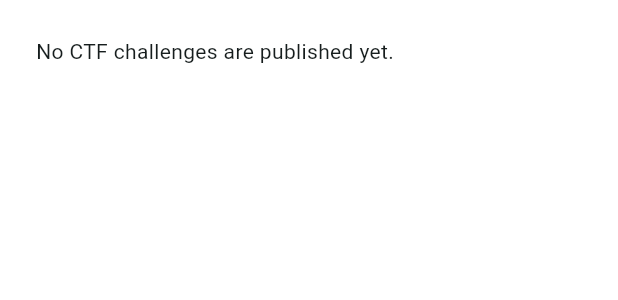
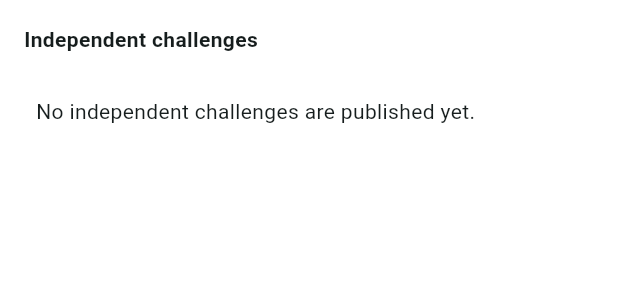
Before and after one commit to gombi-pro-s/BADGRYX, a Flutter app: the CtfListScreen widget shown alone on an empty page, opened directly, on a phone screen of 412 x 824 dp. Shown: the top 300 px of the screen. Run offline on Flutter 3.47's test engine with Material 3 defaults, Android fonts, the phone set to English and light mode, and no system bars; our stand-ins replace file_picker, supabase_flutter; accounts and stored records are empty; network calls fail.

Commit message:
Build CTF Events/leaderboard screen on mobile
Closes the gap surfaced while auditing dynamic CTF scoring's mobile
parity: mobile's /ctf equivalent had only ever been the flat challenge
list, with no event grouping, countdown, or leaderboard screen --
web's whole Arena/mission UI (ADR 0021) had no mobile counterpart.

New lib/ctf/ctf_event.dart ports lib/ctf/event-status.ts's
ctfEventStatus() and event-status-banner.tsx's formatDuration()
exactly, including its day/hour-zero quirk. ctf_list_screen.dart now
fetches published events alongside challenges, grouping independent
challenges separately. New ctf_event_detail_screen.dart shows the
event's own challenges, the real ctf_event_leaderboard() aggregate
with the signed-in user's row highlighted, and a ticking status
banner. Plain RLS-scoped Postgrest/RPC throughout, no Route Handler.

+11 flutter tests (213 total, was 202); flutter analyze clean; flutter
build web succeeds both configs. No named mobile-vs-web gap remains
anywhere in this app's CTF coverage. See ADR 0063.

Co-Authored-By: Claude Sonnet 5 <noreply@anthropic.com>
Claude-Session: https://claude.ai/code/session_01KpkBWTn7uNwqhG9vpeKAKq

```diff
--- a/mobile/app/lib/ctf/ctf_challenge.dart
+++ b/mobile/app/lib/ctf/ctf_challenge.dart
@@ -7,6 +7,7 @@ class CtfChallenge {
     required this.difficulty,
     required this.points,
     required this.currentPoints,
+    required this.eventId,
   });
 
   final String id;
@@ -15,6 +16,10 @@ class CtfChallenge {
   final String category;
   final String difficulty;
   final int points;
+
+  /// Null for an independent challenge -- mirrors `/ctf/page.tsx`'s own
+  /// `independentChallenges = challenges.filter((c) => !c.event_id)`.
+  final String? eventId;
 
   /// What solving this challenge RIGHT NOW would award -- equals [points]
   /// for a static-scoring event or an independent challenge, decays
@@ -33,6 +38,7 @@ class CtfChallenge {
       difficulty: row['difficulty'] as String,
       points: row['points'] as int,
       currentPoints: row['current_points'] as int,
+      eventId: row['event_id'] as String?,
     );
   }
 }
--- a/mobile/app/lib/ctf/ctf_list_screen.dart
+++ b/mobile/app/lib/ctf/ctf_list_screen.dart
@@ -2,6 +2,8 @@ import 'package:flutter/material.dart';
 import 'package:supabase_flutter/supabase_flutter.dart';
 import 'ctf_challenge.dart';
 import 'ctf_detail_screen.dart';
+import 'ctf_event.dart';
+import 'ctf_event_detail_screen.dart';
 
 /// Reads the same `ctf_challenges_public` view apps/web's /ctf page does
 /// (published challenges, flag hash never exposed) -- real RLS, no mock
@@ -9,11 +11,36 @@ import 'ctf_detail_screen.dart';
 Future<List<CtfChallenge>> fetchCtfChallenges(SupabaseClient client) async {
   final rows = await client
       .from('ctf_challenges_public')
-      .select('id, title, description, category, difficulty, points, current_points')
+      .select('id, title, description, category, difficulty, points, current_points, event_id')
       .order('points');
   return (rows as List).map((row) => CtfChallenge.fromRow(row as Map<String, dynamic>)).toList();
 }
 
+/// Mirrors `/ctf/page.tsx`'s own events query -- published events only,
+/// ordered by `starts_at`.
+Future<List<CtfEventSummary>> fetchCtfEvents(SupabaseClient client) async {
+  final rows = await client
+      .from('ctf_events')
+      .select('id, slug, title, starts_at, ends_at')
+      .eq('published', true)
+      .order('starts_at');
+  return (rows as List).map((row) => CtfEventSummary.fromRow(row as Map<String, dynamic>)).toList();
+}
+
+Color _statusColor(BuildContext context, CtfEventStatus status) {
+  switch (status) {
+    case CtfEventStatus.upcoming:
+      return Theme.of(context).colorScheme.primary;
+    case CtfEventStatus.live:
+      return Colors.green;
+    case CtfEventStatus.ended:
+      return Theme.of(context).colorScheme.onSurfaceVariant;
+  }
+}
+
+/// `/ctf`'s equivalent -- published events (live/upcoming/ended badge,
+/// same `ctfEventStatus()` classification as web) above independent
+/// challenges (`event_id IS NULL`). See ADR 0063.
 class CtfListScreen extends StatefulWidget {
   const CtfListScreen({super.key});
 
@@ -22,29 +49,36 @@ class CtfListScreen extends StatefulWidget {
 }
 
 class _CtfListScreenState extends State<CtfListScreen> {
-  late Future<List<CtfChallenge>> _future;
+  late Future<(List<CtfEventSummary>, List<CtfChallenge>)> _future;
 
   @override
   void initState() {
     super.initState();
-    _future = fetchCtfChallenges(Supabase.instance.client);
+    _future = _load();
+  }
+
+  Future<(List<CtfEventSummary>, List<CtfChallenge>)> _load() async {
+    final client = Supabase.instance.client;
+    final events = await fetchCtfEvents(client);
+    final challenges = await fetchCtfChallenges(client);
+    return (events, challenges);
   }
 
   @override
   Widget build(BuildContext context) {
     return RefreshIndicator(
       onRefresh: () async {
-        final next = fetchCtfChallenges(Supabase.instance.client);
+        final next = _load();
         setState(() => _future = next);
         await next;
       },
-      child: FutureBuilder<List<CtfChallenge>>(
+      child: FutureBuilder<(List<CtfEventSummary>, List<CtfChallenge>)>(
         future: _future,
         builder: (context, snapshot) {
           if (snapshot.connectionState != ConnectionState.done) {
             return const Center(child: CircularProgressIndicator());
           }
-          if (snapshot.hasError) {
+          if (snapshot.hasError || !snapshot.hasData) {
             return ListView(
               children: [
                 Padding(
@@ -54,28 +88,57 @@ class _CtfListScreenState extends State<CtfListScreen> {
               ],
             );
           }
-          final challenges = snapshot.data ?? const [];
-          if (challenges.isEmpty) {
+          final (events, challenges) = snapshot.data!;
+          final independentChallenges = challenges.where((c) => c.eventId == null).toList();
           return ListView(
-              children: const [
-                Padding(padding: EdgeInsets.all(24), child: Text('No CTF challenges are published yet.')),
+            children: [
+              if (events.isNotEmpty) ...[
+                const Padding(
+                  padding: EdgeInsets.fromLTRB(16, 16, 16, 4),
+                  child: Text('Events', style: TextStyle(fontWeight: FontWeight.bold)),
+                ),
+                ...events.map((event) {
+                  final status = ctfEventStatus(event.startsAt, event.endsAt);
+                  return ListTile(
+                    title: Text(event.title),
+                    trailing: Chip(
+                      label: Text(ctfEventStatusLabel(status)),
+                      backgroundColor: _statusColor(context, status).withValues(alpha: 0.15),
+                      labelStyle: TextStyle(color: _statusColor(context, status)),
+                    ),
+                    onTap: () => Navigator.of(context).push(
+                      MaterialPageRoute(builder: (_) => CtfEventDetailScreen(eventId: event.id)),
+                    ),
+                  );
+                }),
+                const Divider(height: 1),
               ],
-            );
-          }
-          return ListView.separated(
-            itemCount: challenges.length,
-            separatorBuilder: (_, _) => const Divider(height: 1),
-            itemBuilder: (context, index) {
-              final challenge = challenges[index];
-              return ListTile(
+              const Padding(
+                padding: EdgeInsets.fromLTRB(16, 16, 16, 4),
+                child: Text('Independent challenges', style: TextStyle(fontWeight: FontWeight.bold)),
+              ),
+              if (independentChallenges.isEmpty)
+                const Padding(
+                  padding: EdgeInsets.all(24),
+                  child: Text('No independent challenges are published yet.'),
+                )
+              else
+                ...independentChallenges.map(
+                  (challenge) => Column(
+                    children: [
+                      ListTile(
                         title: Text(challenge.title),
                         subtitle: Text('${challenge.category} · ${challenge.difficulty}'),
                         trailing: Text('${challenge.currentPoints} pts'),
                         onTap: () => Navigator.of(context).push(
                           MaterialPageRoute(builder: (_) => CtfDetailScreen(challengeId: challenge.id)),
                         ),
-              );
-            },
+                      ),
+                      const Divider(height: 1),
+                    ],
+                  ),
+                ),
+            ],
           );
         },
       ),
```
Also changed, not shown: mobile/app/lib/ctf/ctf_event.dart (added, +116 -0 lines), mobile/app/lib/ctf/ctf_event_detail_screen.dart (added, +220 -0 lines), 5 other files. Lines whose indentation alone changed are shown as unchanged.
